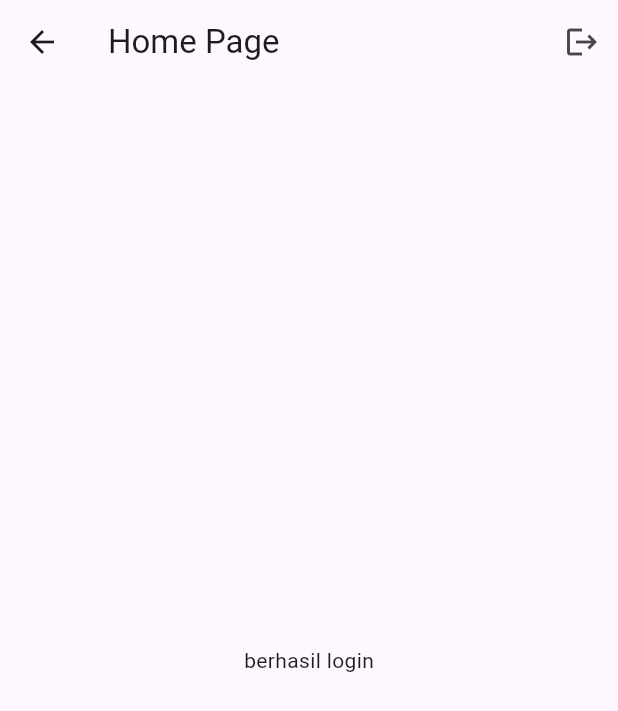
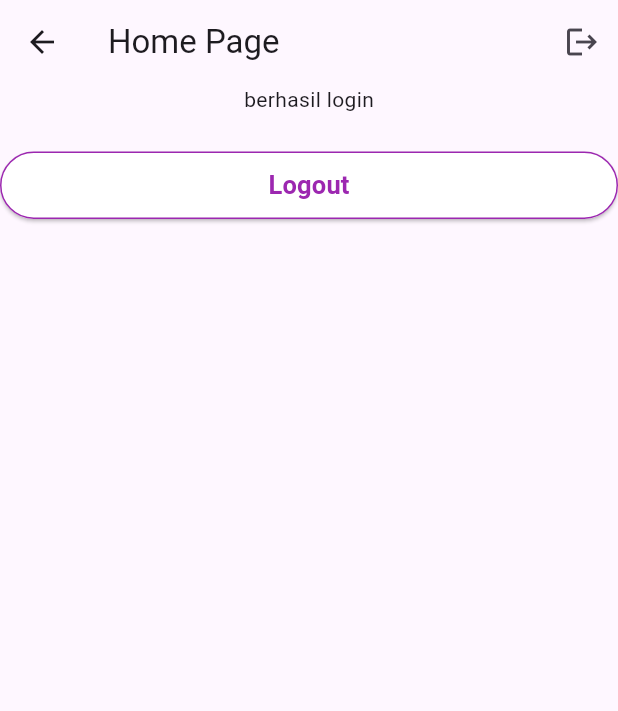
Before and after one commit to ridhailham/VISILA_App, a Flutter app: the HomePage screen opened directly, on a phone screen of 412 x 824 dp. Shown: the top 711 px of the screen. Run offline on Flutter 3.47's test engine with Material 3 defaults, Android fonts, the light colour scheme and no system bars; our stand-ins replace firebase_auth, firebase_core, google_fonts; accounts and stored records are empty.

Commit message:
Login Register Firebase 2

```diff
--- a/app_mobile/lib/pages/home_page.dart
+++ b/app_mobile/lib/pages/home_page.dart
@@ -19,8 +19,37 @@ class HomePage extends StatelessWidget {
               icon: const Icon(Icons.logout))
         ],
       ),
-      body: Center(
-        child: Text("berhasil login"),
+      body: Column(
+        children: [
+          Center(
+            child: Text("berhasil login"),
+          ),
+          SizedBox(
+            height: 10,
+          ),
+          Container(
+            height: 45,
+            width: double.infinity,
+            margin: EdgeInsets.symmetric(vertical: 15),
+            child: ElevatedButton(
+              style: ElevatedButton.styleFrom(
+                primary: Colors.white,
+                side: BorderSide(color: Colors.purple),
+              ),
+              onPressed: () {
+                FirebaseAuth.instance.signOut();
+                Navigator.pop(context);
+              },
+              child: Text(
+                "Logout",
+                style: TextStyle(
+                    fontSize: 17,
+                    color: Colors.purple,
+                    fontWeight: FontWeight.bold),
+              ),
+            ),
+          ),
+        ],
       ),
     );
   }
```
Also changed, not shown: app_mobile/lib/pages/login_page.dart (+36 -2 lines).
